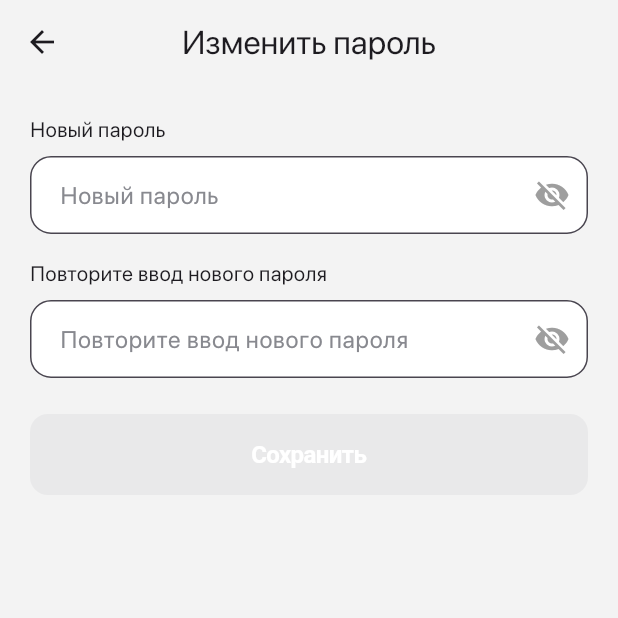
After one commit to kamilarybakova/tteomer, a Flutter app: the ChangePasswordScreen screen opened directly, on a phone screen of 412 x 824 dp, the top half of it. The commit adds this screen. Run offline on Flutter 3.47's test engine with Material 3 defaults, Android fonts, the phone set to English and light mode, and no system bars; our stand-ins replace camera, dio, flutter_riverpod, flutter_secure_storage, flutter_tts, pin_code_fields and 2 more; missing offline and left inert: google_mlkit_text_recognition; accounts and stored records are empty.

Commit message:
change password

```diff
--- a/lib/features/auth/data/repository/auth_repository_impl.dart
+++ b/lib/features/auth/data/repository/auth_repository_impl.dart
@@ -51,4 +51,9 @@ class AuthRepositoryImpl implements AuthRepository {
       password: password
     );
   }
+
+  @override
+  Future<void> changePassword({required String newPassword}) {
+    return remote.changePassword(newPassword: newPassword);
+  }
 }
--- a/lib/features/auth/domain/repositories/auth_repository.dart
+++ b/lib/features/auth/domain/repositories/auth_repository.dart
@@ -23,4 +23,8 @@ abstract class AuthRepository {
     required String code,
     required String password
   });
+
+  Future<void> changePassword({
+    required String newPassword,
+  });
 }
--- /dev/null
+++ b/lib/features/auth/presentation/pages/change_password_screen.dart
@@ -0,0 +1,138 @@
+import 'package:flutter/material.dart';
+import 'package:flutter_riverpod/flutter_riverpod.dart';
+
+import '../../../../core/theme/app_colors.dart';
+import '../../../../core/widgets/app_toast.dart';
+import '../../../../core/widgets/button_widget.dart';
+import '../../../../l10n/app_localizations.dart';
+import '../provider/auth_state.dart';
+import '../provider/providers.dart';
+
+class ChangePasswordScreen extends ConsumerStatefulWidget {
+  const ChangePasswordScreen({super.key});
+
+  @override
+  ConsumerState<ChangePasswordScreen> createState() => _ChangePasswordScreenState();
+}
+
+class _ChangePasswordScreenState extends ConsumerState<ChangePasswordScreen> {
+  final _passwordController = TextEditingController();
+  final _confirmController = TextEditingController();
+  bool _obscure1 = true;
+  bool _obscure2 = true;
+
+  bool get _isValid {
+    final password = _passwordController.text.trim();
+    final confirm = _confirmController.text.trim();
+    return password.isNotEmpty && password.length >= 8 && password == confirm;
+  }
+
+  @override
+  void dispose() {
+    _passwordController.dispose();
+    _confirmController.dispose();
+    super.dispose();
+  }
+
+  @override
+  Widget build(BuildContext context) {
+    final l10n = AppLocalizations.of(context)!;
+
+    ref.listen<AuthState>(authNotifierProvider, (prev, next) {
+      if (next is PasswordChangeSuccess) {
+        AppToast.show(context, 'Пароль успешно изменен');
+        if (context.mounted) Navigator.pop(context);
+      }
+
+      if (next is AuthError) {
+        AppToast.show(context, next.message);
+      }
+    });
+
+    return Scaffold(
+      backgroundColor: const Color(0xFFF3F3F3),
+      appBar: AppBar(
+        backgroundColor: const Color(0xFFF3F3F3),
+        centerTitle: true,
+        title: Text(l10n.change_password),
+      ),
+      body: Padding(
+        padding: const EdgeInsets.all(20),
+        child: Column(
+          crossAxisAlignment: CrossAxisAlignment.start,
+          children: [
+            Text(l10n.newPassword),
+            const SizedBox(height: 8),
+            _PasswordField(
+              controller: _passwordController,
+              obscure: _obscure1,
+              hint: l10n.newPassword,
+              onToggle: () => setState(() => _obscure1 = !_obscure1),
+              onChanged: () => setState(() {}),
+            ),
+            const SizedBox(height: 16),
+            Text(l10n.repeatPassword),
+            const SizedBox(height: 8),
+            _PasswordField(
+              controller: _confirmController,
+              obscure: _obscure2,
+              hint: l10n.repeatPassword,
+              onToggle: () => setState(() => _obscure2 = !_obscure2),
+              onChanged: () => setState(() {}),
+            ),
+            const SizedBox(height: 24),
+            ButtonWidget(
+              text: l10n.save,
+              filled: true,
+              onTap: _isValid
+                  ? () => ref.read(authNotifierProvider.notifier).changePassword(
+                        newPassword: _passwordController.text.trim(),
+                      )
+                  : null,
+            ),
+          ],
+        ),
+      ),
+    );
+  }
+}
+
+class _PasswordField extends StatelessWidget {
+  final TextEditingController controller;
+  final bool obscure;
+  final String hint;
+  final VoidCallback onToggle;
+  final VoidCallback onChanged;
+
+  const _PasswordField({
+    required this.controller,
+    required this.obscure,
+    required this.hint,
+    required this.onToggle,
+    required this.onChanged,
+  });
+
+  @override
+  Widget build(BuildContext context) {
+    return TextField(
+      controller: controller,
+      obscureText: obscure,
+      onChanged: (_) => onChanged(),
+      decoration: InputDecoration(
+        hintText: hint,
+        hintStyle: const TextStyle(color: AppColors.textDisabled),
+        filled: true,
+        fillColor: Colors.white,
+        contentPadding: const EdgeInsets.symmetric(horizontal: 16, vertical: 14),
+        border: OutlineInputBorder(
+          borderRadius: BorderRadius.circular(14),
+          borderSide: BorderSide(color: Colors.grey.shade300),
+        ),
+        suffixIcon: IconButton(
+          icon: Icon(obscure ? Icons.visibility_off : Icons.visibility, color: Colors.grey),
+          onPressed: onToggle,
+        ),
+      ),
+    );
+  }
+}
--- a/lib/features/auth/presentation/provider/auth_state.dart
+++ b/lib/features/auth/presentation/provider/auth_state.dart
@@ -17,6 +17,7 @@ class AuthRegistered extends AuthState {}
 class ResetPasswordEmailSent extends AuthState {}
 
 class ResetPasswordSuccess extends AuthState {}
+class PasswordChangeSuccess extends AuthState {}
 
 class AuthError extends AuthState {
   final String message;
--- a/lib/features/auth/presentation/provider/providers.dart
+++ b/lib/features/auth/presentation/provider/providers.dart
@@ -20,6 +20,7 @@ import '../../data/repository/auth_repository_impl.dart';
 import '../../domain/repositories/auth_repository.dart';
 import '../../domain/usecases/login_usecase.dart';
 import '../../domain/usecases/register_usecase.dart';
+import '../../domain/usecases/change_password_usecase.dart';
 import '../../domain/usecases/reset_password_confirm_usecase.dart';
 import '../../domain/usecases/reset_password_usecase.dart';
 import 'auth_notifier.dart';
@@ -52,6 +53,10 @@ final resetPasswordConfirmUseCaseProvider = Provider(
       (ref) => ResetPasswordConfirmUseCase(ref.read(authRepositoryProvider)),
 );
 
+final changePasswordUseCaseProvider = Provider(
+      (ref) => ChangePasswordUseCase(ref.read(authRepositoryProvider)),
+);
+
 // Notifier
 final authNotifierProvider =
 StateNotifierProvider<AuthNotifier, AuthState>((ref) {
@@ -60,6 +65,7 @@ StateNotifierProvider<AuthNotifier, AuthState>((ref) {
     registerUseCase: ref.read(registerUseCaseProvider),
     resetPasswordUseCase: ref.read(resetPasswordUseCaseProvider),
     resetPasswordConfirmUseCase: ref.read(resetPasswordConfirmUseCaseProvider),
+    changePasswordUseCase: ref.read(changePasswordUseCaseProvider),
     storage: ref.read(secureStorageProvider),
   );
 });
--- a/lib/l10n/app_en.arb
+++ b/lib/l10n/app_en.arb
@@ -78,6 +78,7 @@
   "addWords": "Добавить слова",
   "settings": "Настройки",
   "language": "Язык",
+  "change_password": "Change password",
   "logout": "Выйти",
   "selectLanguage": "Выберите язык",
   "langRussian": "Русский",
--- a/lib/l10n/app_ky.arb
+++ b/lib/l10n/app_ky.arb
@@ -117,5 +117,6 @@
   "clearDictionary": "Сөздүктү тазалоо?",
   "clearDictionaryContent": "Бардык сөздөр биротола өчүрүлөт.",
   "clearDictionaryConfirm": "Баарын өчүрүү",
-  "clearDictionaryTooltip": "Сөздүктү тазалоо"
+  "clearDictionaryTooltip": "Сөздүктү тазалоо",
+  "change_password": "Сырсөздү өзгөртүү"
 }
--- a/lib/l10n/app_localizations.dart
+++ b/lib/l10n/app_localizations.dart
@@ -423,6 +423,12 @@ abstract class AppLocalizations {
   /// **'Язык'**
   String get language;
 
+  /// No description provided for @change_password.
+  ///
+  /// In en, this message translates to:
+  /// **'Change password'**
+  String get change_password;
+
   /// No description provided for @logout.
   ///
   /// In en, this message translates to:
--- a/lib/l10n/app_localizations_en.dart
+++ b/lib/l10n/app_localizations_en.dart
@@ -179,6 +179,9 @@ class AppLocalizationsEn extends AppLocalizations {
   String get language => 'Язык';
 
   @override
+  String get change_password => 'Change password';
+
+  @override
   String get logout => 'Выйти';
 
   @override
--- a/lib/l10n/app_localizations_ky.dart
+++ b/lib/l10n/app_localizations_ky.dart
@@ -179,6 +179,9 @@ class AppLocalizationsKy extends AppLocalizations {
   String get language => 'Тил';
 
   @override
+  String get change_password => 'Сырсөздү өзгөртүү';
+
+  @override
   String get logout => 'Чыгуу';
 
   @override
--- a/lib/l10n/app_localizations_ru.dart
+++ b/lib/l10n/app_localizations_ru.dart
@@ -179,6 +179,9 @@ class AppLocalizationsRu extends AppLocalizations {
   String get language => 'Язык';
 
   @override
+  String get change_password => 'Изменить пароль';
+
+  @override
   String get logout => 'Выйти';
 
   @override
--- a/lib/l10n/app_localizations_tr.dart
+++ b/lib/l10n/app_localizations_tr.dart
@@ -179,6 +179,9 @@ class AppLocalizationsTr extends AppLocalizations {
   String get language => 'Dil';
 
   @override
+  String get change_password => 'Şifreyi değiştir';
+
+  @override
   String get logout => 'Çıkış yap';
 
   @override
--- a/lib/l10n/app_ru.arb
+++ b/lib/l10n/app_ru.arb
@@ -121,5 +121,6 @@
   "clearDictionary": "Очистить словарь?",
   "clearDictionaryContent": "Все слова будут удалены безвозвратно.",
   "clearDictionaryConfirm": "Удалить всё",
-  "clearDictionaryTooltip": "Очистить словарь"
+  "clearDictionaryTooltip": "Очистить словарь",
+  "change_password": "Изменить пароль"
 }
--- a/lib/l10n/app_tr.arb
+++ b/lib/l10n/app_tr.arb
@@ -117,5 +117,6 @@
   "clearDictionary": "Sözlüğü temizle?",
   "clearDictionaryContent": "Tüm kelimeler kalıcı olarak silinecek.",
   "clearDictionaryConfirm": "Tümünü sil",
-  "clearDictionaryTooltip": "Sözlüğü temizle"
+  "clearDictionaryTooltip": "Sözlüğü temizle",
+  "change_password": "Şifreyi değiştir"
 }
```
Also changed, not shown: lib/features/add_words/presentation/pages/scan_camera_screen.dart (+21 -0 lines), lib/features/auth/data/datasources/auth_remote_datasource.dart (+15 -1 lines), lib/features/auth/domain/usecases/change_password_usecase.dart (added, +11 -0 lines), lib/features/auth/presentation/provider/auth_notifier.dart (+36 -1 lines), lib/features/main/presentation/pages/setting_screen.dart (+15 -0 lines).
